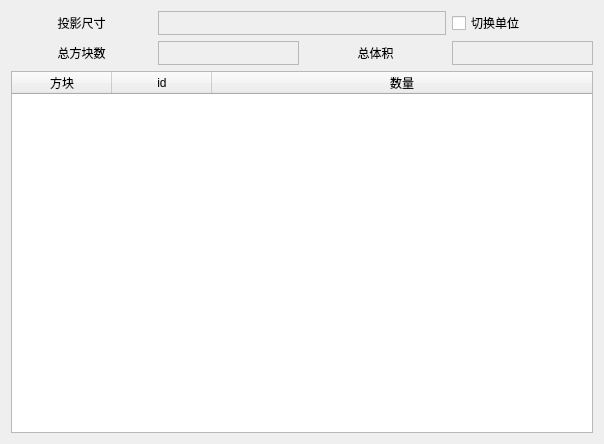
Above: SlopeCraft/PreviewWind.ui from SlopeCraft/SlopeCraft before the change. Below: the same form after it.
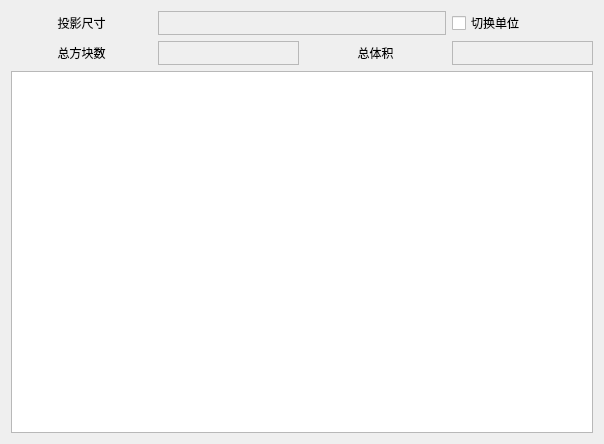
That is the form after the change.

Commit message: implement preview wind

Patch:
```diff
--- a/SlopeCraft/PreviewWind.ui
+++ b/SlopeCraft/PreviewWind.ui
@@ -127,32 +127,7 @@
     </widget>
    </item>
    <item row="2" column="0" colspan="4">
-    <widget class="QTableWidget" name="tw_mat">
-     <attribute name="horizontalHeaderCascadingSectionResizes">
-      <bool>false</bool>
-     </attribute>
-     <attribute name="horizontalHeaderShowSortIndicator" stdset="0">
-      <bool>false</bool>
-     </attribute>
-     <attribute name="horizontalHeaderStretchLastSection">
-      <bool>true</bool>
-     </attribute>
-     <column>
-      <property name="text">
-       <string>方块</string>
-      </property>
-     </column>
-     <column>
-      <property name="text">
-       <string>id</string>
-      </property>
-     </column>
-     <column>
-      <property name="text">
-       <string>数量</string>
-      </property>
-     </column>
-    </widget>
+    <widget class="QTableView" name="tv_mat"/>
    </item>
   </layout>
  </widget>
```
Left out of the diff: 94 changed lines with no effect on the pictures. The commit also changes 3 other files.
